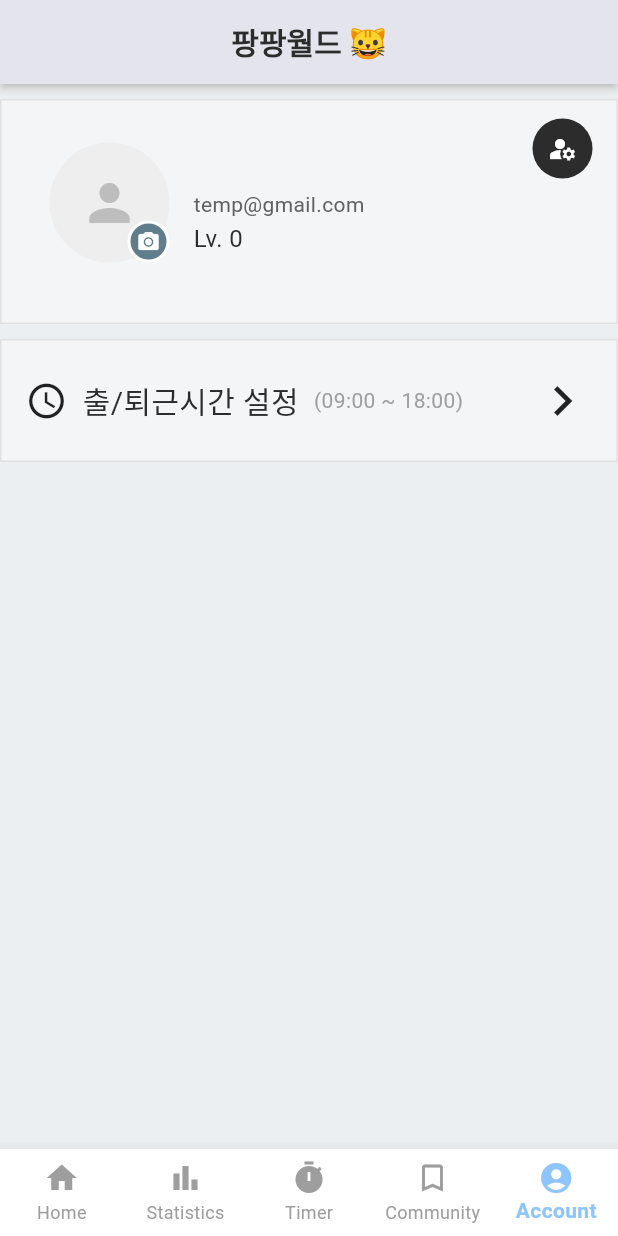
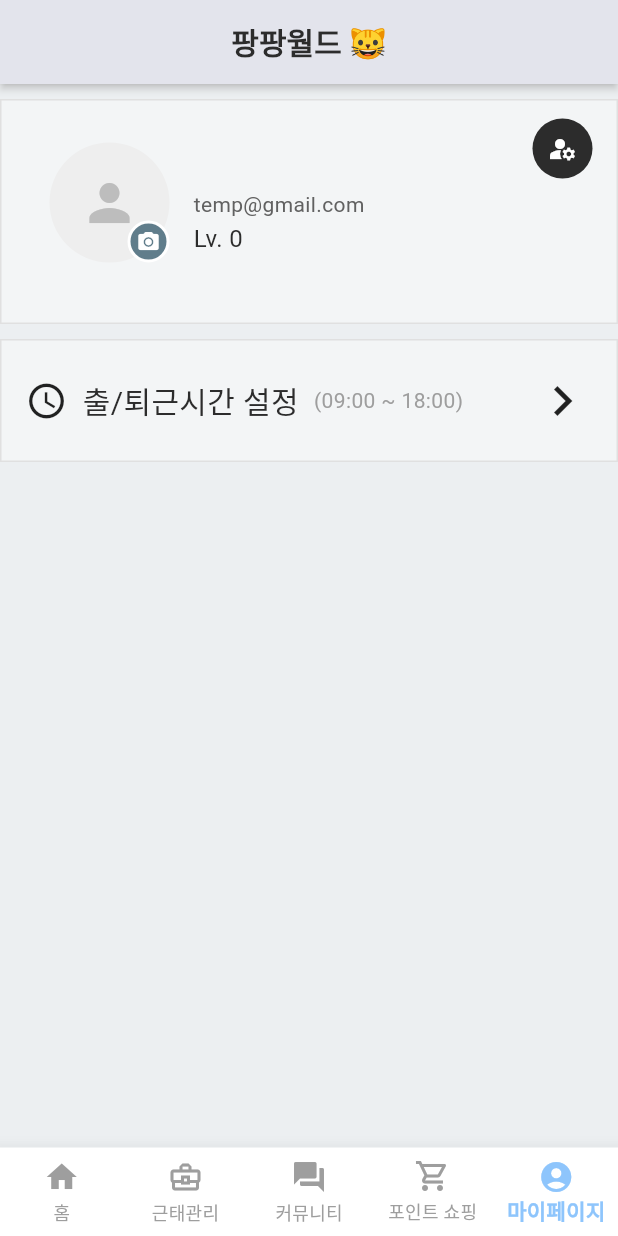
Before and after one commit to GangOn0215/commute_mate, a Flutter app: the AccountScreen screen opened by its route, on a phone screen of 412 x 824 dp. Run offline on Flutter 3.47's test engine with Material 3 defaults, Android fonts, the phone set to English and light mode, and no system bars; our stand-ins replace dio, fl_chart, flutter_dotenv, fluttertoast, go_router, image_picker and 5 more; missing offline and left inert: kakao_flutter_sdk, photo_manager; accounts and stored records are empty.

Commit message:
[ u ] footer navigation items
1. Footer Navigation 쪽 영문 이름을 모두 한글로 변경
2. Footer Navigation 정렬을 재정렬 하고 사용하지 않는 항목을 제거

```diff
--- a/flutter-app/lib/common/footer_navigation.dart
+++ b/flutter-app/lib/common/footer_navigation.dart
@@ -10,11 +10,9 @@ class FooterNavigation extends StatelessWidget {
     final paths = [
       '/home',
       '/statistics',
-      '/timer',
       '/community',
+      '/points_shop',
       '/account',
-      // '/login',
-      // '/kakao_login',
     ]; // 탭에 대응하는 경로들
     final String currentPath = GoRouterState.of(context).uri.toString();
 
@@ -33,32 +31,27 @@ class FooterNavigation extends StatelessWidget {
           context.go(targetPath);
         }
       },
-      type: BottomNavigationBarType.fixed, // 아이템 2개 이상일 때 권장
+      type: BottomNavigationBarType.fixed,
       backgroundColor: Colors.white,
-      selectedItemColor: AppColors.navSelected, // 노란색
+      selectedItemColor: AppColors.navSelected,
       unselectedItemColor: AppColors.navUnselected,
       selectedLabelStyle: const TextStyle(fontWeight: FontWeight.w600),
       elevation: 10,
       items: const [
-        BottomNavigationBarItem(icon: Icon(Icons.home), label: 'Home'),
+        BottomNavigationBarItem(icon: Icon(Icons.home), label: '홈'),
         BottomNavigationBarItem(
-          icon: Icon(Icons.bar_chart),
-          label: 'Statistics',
+          icon: Icon(Icons.business_center_outlined),
+          label: '근태관리',
         ),
-        BottomNavigationBarItem(icon: Icon(Icons.timer), label: 'Timer'),
+        BottomNavigationBarItem(icon: Icon(Icons.forum), label: '커뮤니티'),
         BottomNavigationBarItem(
-          icon: Icon(Icons.bookmark_border),
-          label: 'Community',
+          icon: Icon(Icons.shopping_cart_outlined),
+          label: '포인트 쇼핑',
         ),
         BottomNavigationBarItem(
           icon: Icon(Icons.account_circle_rounded),
-          label: 'Account',
+          label: '마이페이지',
         ),
-        // BottomNavigationBarItem(icon: Icon(Icons.lock_open), label: 'Login'),
-        // BottomNavigationBarItem(
-        //   icon: Icon(Icons.task_alt_rounded),
-        //   label: 'Kakao',
-        // ),
       ],
     );
   }
```
